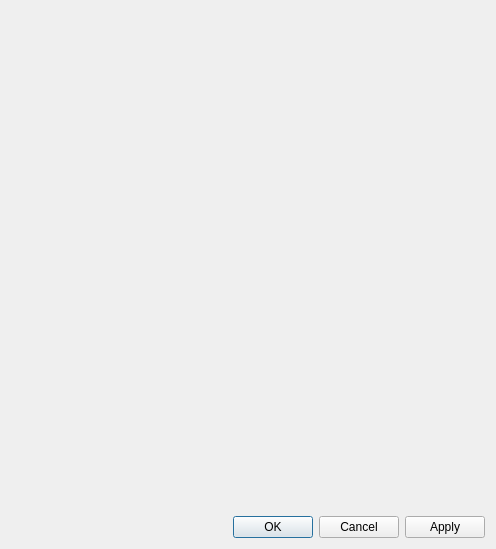
First picture: the form in Qt/Components/Resources/UI/pqProxyWidgetDialog.ui, repository Kitware/ParaView, before the edit.
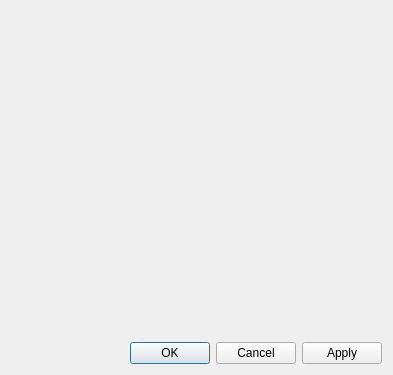
Second picture: the form after the edit.

Diff of the .ui file:
```diff
--- a/Qt/Components/Resources/UI/pqProxyWidgetDialog.ui
+++ b/Qt/Components/Resources/UI/pqProxyWidgetDialog.ui
@@ -6,8 +6,8 @@
    <rect>
     <x>0</x>
     <y>0</y>
-    <width>496</width>
-    <height>549</height>
+    <width>393</width>
+    <height>375</height>
    </rect>
   </property>
   <property name="windowTitle">
@@ -27,8 +27,8 @@
        <rect>
         <x>0</x>
         <y>0</y>
-        <width>478</width>
-        <height>498</height>
+        <width>375</width>
+        <height>324</height>
        </rect>
       </property>
      </widget>
```
